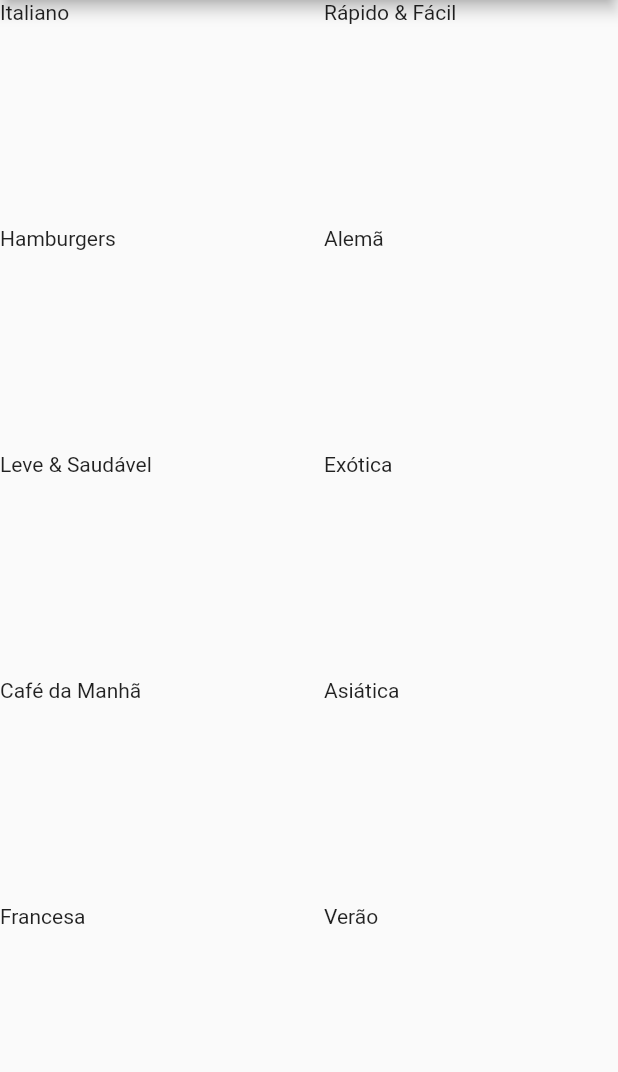
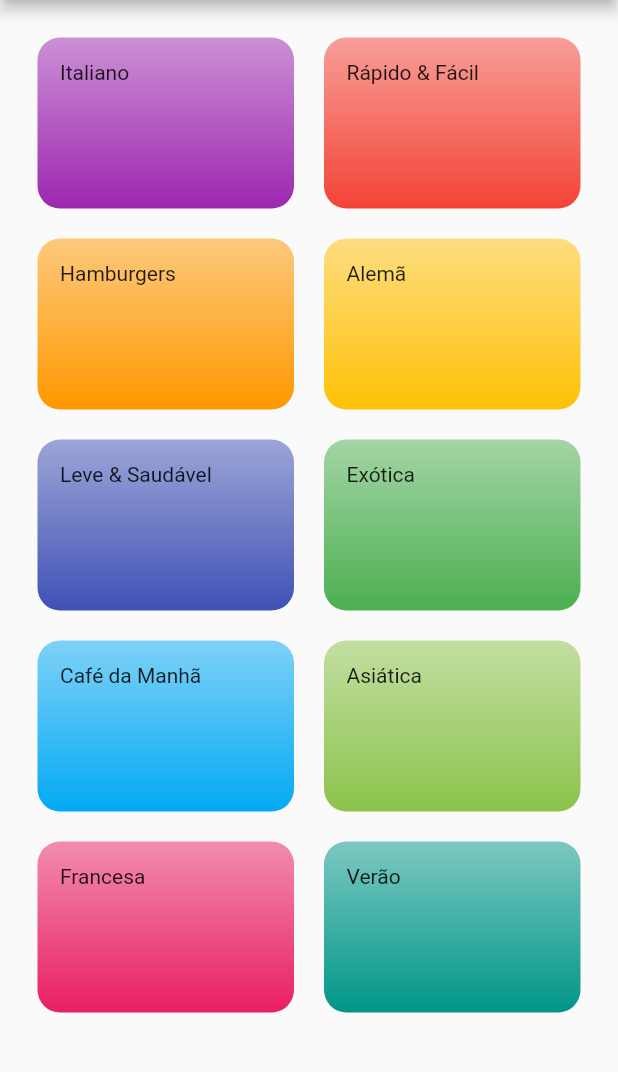
Before and after one commit to Augustocastilho/AppRestaurante, a Flutter app: the screen it shows after launch, on a phone screen of 412 x 824 dp, the part 84-1156 px from its top. Run offline on Flutter 3.47's test engine with Material 2 defaults, Android fonts, the phone set to English and light mode, and no system bars.

Commit message:
Adicao de estilos

```diff
--- a/lib/components/category_item.dart
+++ b/lib/components/category_item.dart
@@ -3,7 +3,6 @@ import 'package:flutter/material.dart';
 import '../models/category.dart';
 
 class CategoryItem extends StatelessWidget {
-
   final Category category;
 
   const CategoryItem(this.category);
@@ -11,7 +10,19 @@ class CategoryItem extends StatelessWidget {
   @override
   Widget build(BuildContext context) {
     return Container(
+      padding: const EdgeInsets.all(15),
       child: Text(category.title),
+      decoration: BoxDecoration(
+        borderRadius: BorderRadius.circular(15),
+        gradient: LinearGradient(
+          colors: [
+            category.color.withOpacity(0.5),
+            category.color,
+          ],
+          begin: Alignment.topLeft,
+          end: Alignment.bottomLeft,
+        ),
+      ),
     );
   }
 }
--- a/lib/screens/categories_screen.dart
+++ b/lib/screens/categories_screen.dart
@@ -10,13 +10,14 @@ class CategoriesScreen extends StatelessWidget {
       appBar: AppBar(
         title: Text('Vamos cozinhar?'),
       ),
-          body: GridView(
+      body: GridView(
+        padding: const EdgeInsets.all(25),
         //faz um grid com rolagem vertical
         gridDelegate: SliverGridDelegateWithMaxCrossAxisExtent(
           //limita o tamanho de 200 pra cada elemento
           maxCrossAxisExtent: 200,
           //define a proporção, se ele é mais largo, quadrado...
-          childAspectRatio: 3/2,
+          childAspectRatio: 3 / 2,
           crossAxisSpacing: 20,
           mainAxisSpacing: 20,
         ),
```
